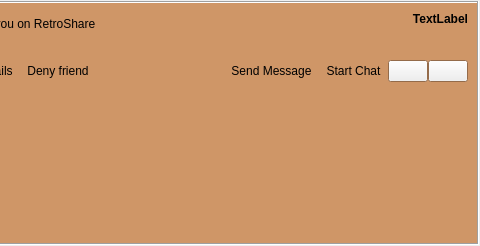
This is retroshare-gui/src/gui/feeds/SecurityItem.ui in RetroShare/RetroShare as Qt 5 draws it before an edit; both pictures show x 283 to 763 and y 0 to 246 of the 763 by 246 pixel window. The edited form follows.
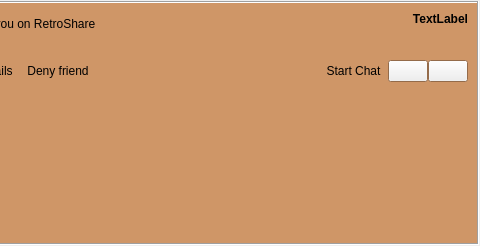
This is the edited form. Icons and pictures are not drawn. Custom widgets are drawn as their Qt base class.

Commit message: clean up security feed item Added Send Message context menu action for Identities List

Diff of the .ui file:
```diff
--- a/retroshare-gui/src/gui/feeds/SecurityItem.ui
+++ b/retroshare-gui/src/gui/feeds/SecurityItem.ui
@@ -317,29 +317,6 @@
              </property>
             </spacer>
            </item>
-           <item>
-            <widget class="QToolButton" name="quickmsgButton">
-             <property name="focusPolicy">
-              <enum>Qt::NoFocus</enum>
-             </property>
-             <property name="text">
-              <string>Send Message</string>
-             </property>
-             <property name="icon">
-              <iconset resource="../images.qrc">
-               <normaloff>:/images/mail_new.png</normaloff>:/images/mail_new.png</iconset>
-             </property>
-             <property name="popupMode">
-              <enum>QToolButton::DelayedPopup</enum>
-             </property>
-             <property name="toolButtonStyle">
-              <enum>Qt::ToolButtonTextBesideIcon</enum>
-             </property>
-             <property name="autoRaise">
-              <bool>true</bool>
-             </property>
-            </widget>
-           </item>
            <item>
             <widget class="QToolButton" name="chatButton">
              <property name="sizePolicy">
```
The commit also changes 3 other files.
